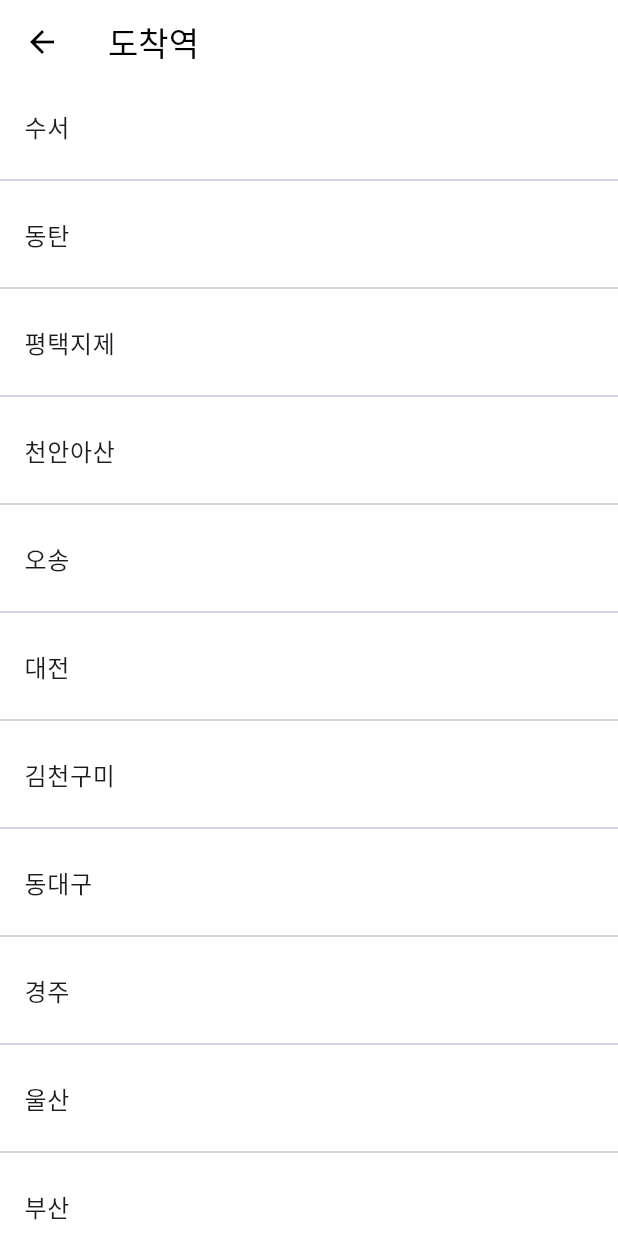
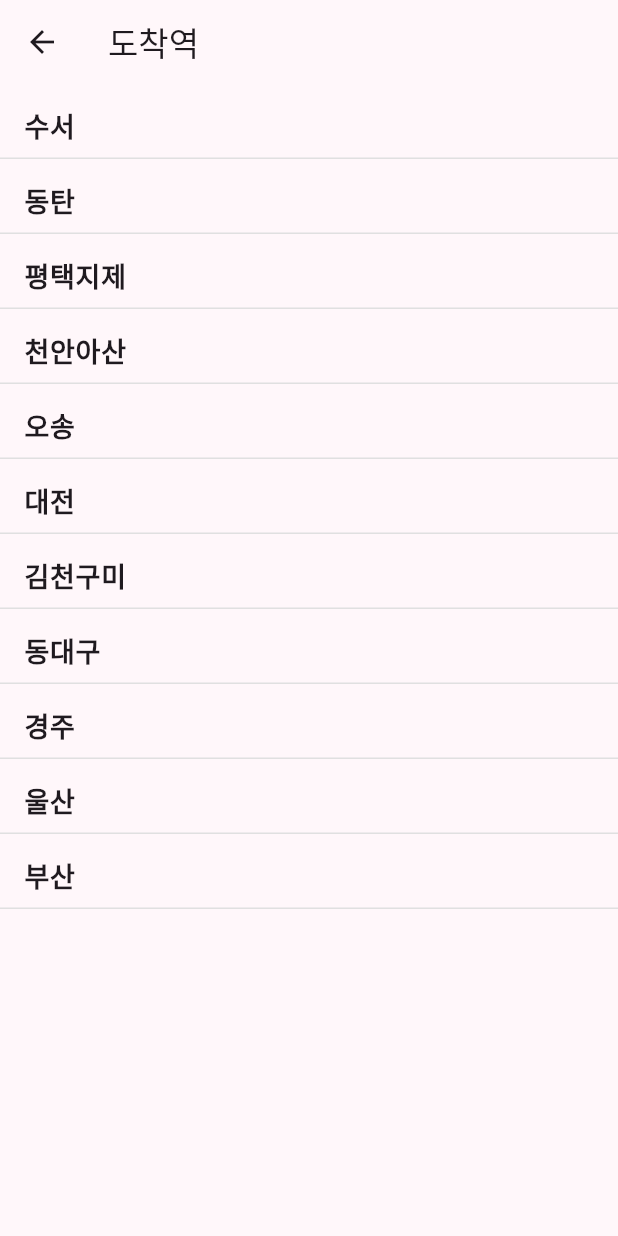
Before and after one commit to JINI093/flutter_train_app, a Flutter app: the StationListPage screen opened directly with empty values, on a phone screen of 412 x 824 dp. Run offline on Flutter 3.47's test engine with Material 3 defaults, Android fonts, the phone set to English and light mode, and no system bars.

```diff
--- /dev/null
+++ b/lib/StationListPage.dart
@@ -0,0 +1,60 @@
+import 'package:flutter/material.dart';
+import 'HomePage.dart';
+import 'SeatPage.dart';
+
+class StationListPage extends StatelessWidget {
+  final bool isStart;
+  final String? excludeStation;
+
+  const StationListPage({
+    super.key,
+    required this.isStart,
+    required Null Function(String station) onStationSelected,
+    this.excludeStation,
+  });
+
+  @override
+  Widget build(BuildContext context) {
+    final List<String> allStations = [
+      "수서", "동탄", "평택지제", "천안아산", "오송",
+      "대전", "김천구미", "동대구", "경주", "울산", "부산"
+    ];
+
+    final stations = excludeStation != null
+        ? allStations.where((station) => station != excludeStation).toList()
+        : allStations;
+
+    return Scaffold(
+      appBar: AppBar(
+        title: Text(isStart ? '출발역' : '도착역'),
+      ),
+      body: ListView.builder(
+        itemCount: stations.length,
+        itemBuilder: (context, index) {
+          return Container(
+            height: 50,
+            decoration: BoxDecoration(
+              border: Border(
+                bottom: BorderSide(
+                  color: Colors.grey[300]!,
+                ),
+              ),
+            ),
+            child: ListTile(
+              title: Text(
+                stations[index],
+                style: const TextStyle(
+                  fontSize: 18,
+                  fontWeight: FontWeight.bold,
+                ),
+              ),
+              onTap: () {
+                Navigator.pop(context, stations[index]);
+              },
+            ),
+          );
+        },
+      ),
+    );
+  }
+}
--- a/lib/main.dart
+++ b/lib/main.dart
@@ -1,20 +1,20 @@
 import 'package:flutter/material.dart';
-import 'home_page.dart';
+import 'HomePage.dart';
 
 void main() {
-  runApp(const TrainApp());
+  runApp(const MyApp());
 }
 
-class TrainApp extends StatelessWidget {
-  const TrainApp({super.key});
+class MyApp extends StatelessWidget {
+  const MyApp({super.key});
 
   @override
   Widget build(BuildContext context) {
     return MaterialApp(
       title: '기차 예매',
       theme: ThemeData(
-        primarySwatch: Colors.blue,
-        scaffoldBackgroundColor: Colors.white,
+        colorScheme: ColorScheme.fromSeed(seedColor: Colors.purple),
+        useMaterial3: true,
       ),
       home: const HomePage(),
     );
--- a/lib/station_list_page.dart
+++ /dev/null
@@ -1,36 +0,0 @@
-import 'package:flutter/material.dart';
-
-class StationListPage extends StatelessWidget {
-  final bool isStart;
-
-  const StationListPage({super.key, required this.isStart});
-
-  @override
-  Widget build(BuildContext context) {
-    const stations = [
-      "수서", "동탄", "평택지제", "천안아산", "오송",
-      "대전", "김천구미", "동대구", "경주", "울산", "부산"
-    ];
-
-    return Scaffold(
-      appBar: AppBar(
-        title: Text(isStart ? '출발역' : '도착역'),
-        backgroundColor: Colors.white,
-        foregroundColor: Colors.black,
-        leading: const BackButton(color: Colors.black),
-      ),
-      body: ListView.separated(
-        itemCount: stations.length,
-        separatorBuilder: (context, index) => const Divider(),
-        itemBuilder: (context, index) {
-          return ListTile(
-            title: Text(stations[index]),
-            onTap: () {
-              Navigator.pop(context, stations[index]);
-            },
-          );
-        },
-      ),
-    );
-  }
-}
```
Also changed, not shown: lib/HomePage.dart (renamed from lib/home_page.dart, +45 -10 lines), lib/SeatPage.dart (added, +331 -0 lines), lib/seat_page.dart (deleted, +0 -128 lines), 1 other file.
